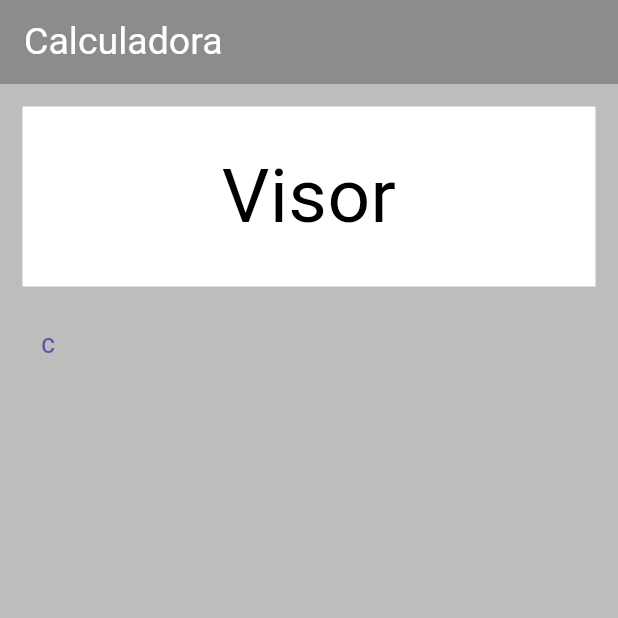
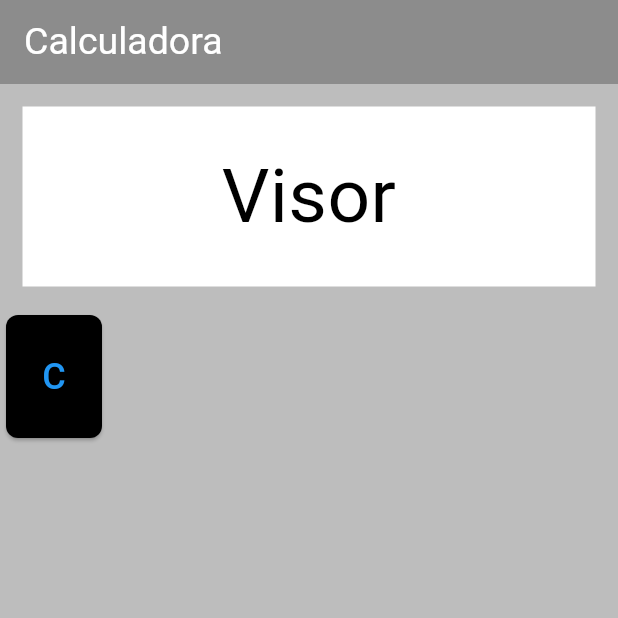
Before and after one commit to adrielhenry33/Calculator, a Flutter app: the screen it shows after launch, on a phone screen of 412 x 824 dp, the top half of it. Run offline on Flutter 3.47's test engine with Material 3 defaults, Android fonts, the phone set to English and light mode, and no system bars.

Commit message:
created class button and the class debug print

```diff
--- a/lib/main.dart
+++ b/lib/main.dart
@@ -1,10 +1,15 @@
 import 'package:flutter/material.dart';
+
 
 void main() => (runApp(Calculator()));
 
 class Calculator extends StatelessWidget {
   const Calculator({super.key});
 
+  void _buttoPressed(String text){
+      print('Botão pressionado: $text');
+
+  }
   @override
   Widget build(BuildContext context) {
     return MaterialApp(
@@ -40,19 +45,16 @@ class Calculator extends StatelessWidget {
                 children: [
                   Row(
                     children: [
-                      TextButton(
-                        style: ButtonStyle(
-
-                        ),
-                        onPressed: () {},
-                        child: Text('C')
+                      CalcButton(
+                        text: 'C',
+                        color: Colors.black,
+                        onPressed: () => _buttonPressed('1'),
                       ),
                     ],
                   ),
-                  Row(),
                 ],
               ),
-            )
+            ),
           ],
         ),
       ),
@@ -62,16 +64,37 @@ class Calculator extends StatelessWidget {
 
 class CalcButton extends StatelessWidget {
   final String text;
-  final String color;
+  final Color color;
   final VoidCallback onPressed;
 
-  const CalcButton({super.key});
-
-
-
+  const CalcButton({
+    Key? key,
+    required this.text,
+    required this.color,
+    required this.onPressed,
+  }) : super(key: key);
 
   @override
   Widget build(BuildContext context) {
-    return const Placeholder();
+    return Container(
+
+      child: Padding(
+        padding: const EdgeInsets.all(4.0),
+        child: ElevatedButton(
+          style: ElevatedButton.styleFrom(
+            backgroundColor: color,
+            padding: const EdgeInsets.all(24.0),
+            shape: RoundedRectangleBorder(
+              borderRadius: BorderRadius.circular(8.0),
+            ),
+          ),
+          onPressed: onPressed,
+          child: Text(
+            text,
+            style: const TextStyle(fontSize: 24, color: Colors.blue),
+          ),
+        ),
+      ),
+    );
   }
 }
```
Also changed, not shown: lib/logger.dart (added).
